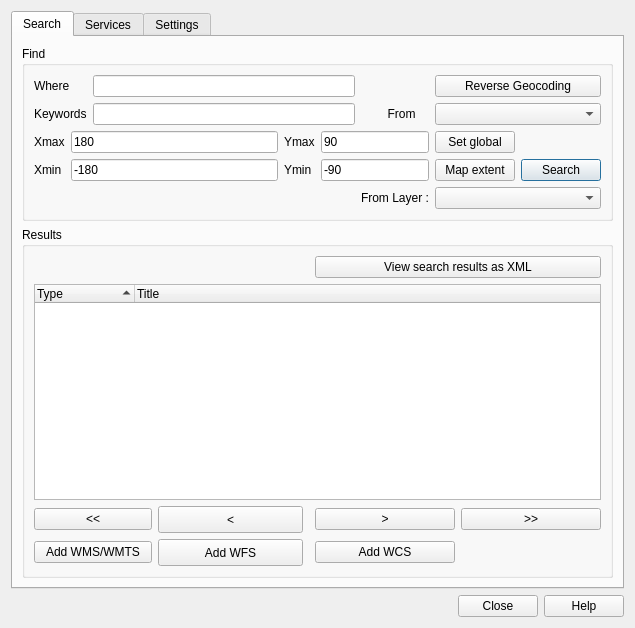
The window that plugin/MetaSearch/ui/maindialog.ui (vesnikos/MetaSearch) describes before a commit, drawn with Qt 5.
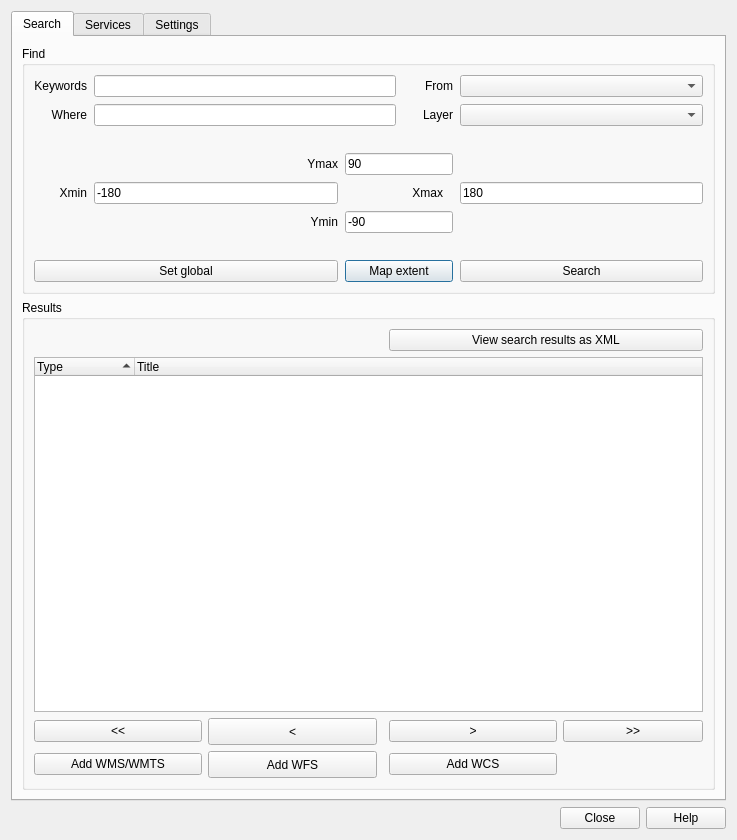
The same window after the commit. The open tabs and pages were chosen to show the change.

What changed in the file:
```diff
--- a/plugin/MetaSearch/ui/maindialog.ui
+++ b/plugin/MetaSearch/ui/maindialog.ui
@@ -6,8 +6,8 @@
    <rect>
     <x>0</x>
     <y>0</y>
-    <width>635</width>
-    <height>628</height>
+    <width>737</width>
+    <height>840</height>
    </rect>
   </property>
   <property name="windowTitle">
@@ -36,97 +36,105 @@
           <string>Find</string>
          </property>
          <layout class="QGridLayout" name="gridLayout_3">
-          <item row="2" column="1">
-           <widget class="QLineEdit" name="leKeywords">
-            <property name="sizePolicy">
-             <sizepolicy hsizetype="Expanding" vsizetype="Fixed">
-              <horstretch>0</horstretch>
-              <verstretch>0</verstretch>
-             </sizepolicy>
-            </property>
-           </widget>
-          </item>
-          <item row="4" column="5">
-           <widget class="QPushButton" name="btnSearch">
-            <property name="text">
-             <string>Search</string>
-            </property>
-           </widget>
-          </item>
-          <item row="0" column="0">
-           <widget class="QLabel" name="label_4">
-            <property name="text">
-             <string>Where</string>
-            </property>
-           </widget>
-          </item>
-          <item row="2" column="3" colspan="3">
-           <widget class="QComboBox" name="cmbConnectionsSearch">
-            <property name="sizePolicy">
-             <sizepolicy hsizetype="Expanding" vsizetype="Fixed">
-              <horstretch>0</horstretch>
-              <verstretch>0</verstretch>
-             </sizepolicy>
-            </property>
-           </widget>
-          </item>
-          <item row="3" column="0" rowspan="2" colspan="3">
+          <item row="9" column="0" rowspan="2" colspan="12">
            <layout class="QGridLayout" name="gridLayout_2">
-            <item row="0" column="0">
+            <property name="spacing">
+             <number>7</number>
+            </property>
+            <item row="1" column="2" colspan="2">
+             <widget class="QLineEdit" name="leWhere">
+              <property name="sizePolicy">
+               <sizepolicy hsizetype="Expanding" vsizetype="Fixed">
+                <horstretch>0</horstretch>
+                <verstretch>0</verstretch>
+               </sizepolicy>
+              </property>
+             </widget>
+            </item>
+            <item row="0" column="2" colspan="2">
+             <widget class="QLineEdit" name="leKeywords">
+              <property name="sizePolicy">
+               <sizepolicy hsizetype="Expanding" vsizetype="Fixed">
+                <horstretch>0</horstretch>
+                <verstretch>0</verstretch>
+               </sizepolicy>
+              </property>
+             </widget>
+            </item>
+            <item row="2" column="0" colspan="5">
+             <spacer name="horizontalSpacer">
+              <property name="orientation">
+               <enum>Qt::Horizontal</enum>
+              </property>
+              <property name="sizeType">
+               <enum>QSizePolicy::MinimumExpanding</enum>
+              </property>
+              <property name="sizeHint" stdset="0">
+               <size>
+                <width>186</width>
+                <height>20</height>
+               </size>
+              </property>
+             </spacer>
+            </item>
+            <item row="7" column="3" colspan="2">
+             <widget class="QPushButton" name="btnCanvasBbox">
+              <property name="text">
+               <string>Map extent</string>
+              </property>
+             </widget>
+            </item>
+            <item row="7" column="0" colspan="3">
+             <widget class="QPushButton" name="btnGlobalBbox">
+              <property name="text">
+               <string>Set global</string>
+              </property>
+             </widget>
+            </item>
+            <item row="6" column="0" colspan="5">
+             <spacer name="horizontalSpacer_2">
+              <property name="orientation">
+               <enum>Qt::Horizontal</enum>
+              </property>
+              <property name="sizeHint" stdset="0">
+               <size>
+                <width>40</width>
+                <height>20</height>
+               </size>
+              </property>
+             </spacer>
+            </item>
+            <item row="1" column="0" colspan="2">
              <widget class="QLabel" name="label_4">
               <property name="text">
-               <string>Xmax</string>
+               <string>Where</string>
               </property>
-             </widget>
-            </item>
-            <item row="0" column="1">
-             <widget class="QLineEdit" name="leEast">
-              <property name="enabled">
-               <bool>true</bool>
+              <property name="alignment">
+               <set>Qt::AlignRight|Qt::AlignTrailing|Qt::AlignVCenter</set>
               </property>
-              <property name="minimumSize">
-               <size>
-                <width>85</width>
-                <height>0</height>
-               </size>
-              </property>
-              <property name="text">
-               <string>180</string>
-              </property>
              </widget>
             </item>
-            <item row="0" column="2">
-             <widget class="QLabel" name="label_7">
-              <property name="text">
-               <string>Ymax</string>
-              </property>
-             </widget>
-            </item>
-            <item row="0" column="3" colspan="2">
-             <widget class="QLineEdit" name="leNorth">
-              <property name="minimumSize">
-               <size>
-                <width>85</width>
-                <height>0</height>
-               </size>
-              </property>
-              <property name="text">
-               <string>90</string>
-              </property>
-             </widget>
-            </item>
-            <item row="1" column="0">
+            <item row="4" column="0" colspan="2">
              <widget class="QLabel" name="label_6">
               <property name="text">
                <string>Xmin</string>
               </property>
+              <property name="alignment">
+               <set>Qt::AlignRight|Qt::AlignTrailing|Qt::AlignVCenter</set>
+              </property>
              </widget>
             </item>
-            <item row="1" column="1">
+            <item row="4" column="2">
              <widget class="QLineEdit" name="leWest">
+              <property name="sizePolicy">
+               <sizepolicy hsizetype="MinimumExpanding" vsizetype="Fixed">
+                <horstretch>0</horstretch>
+                <verstretch>0</verstretch>
+               </sizepolicy>
+              </property>
               <property name="minimumSize">
                <size>
-                <width>85</width>
+                <width>160</width>
                 <height>0</height>
                </size>
               </property>
@@ -135,14 +143,74 @@
               </property>
              </widget>
             </item>
-            <item row="1" column="2">
+            <item row="3" column="2">
+             <widget class="QLabel" name="label_7">
+              <property name="text">
+               <string>Ymax</string>
+              </property>
+              <property name="alignment">
+               <set>Qt::AlignRight|Qt::AlignTrailing|Qt::AlignVCenter</set>
+              </property>
+             </widget>
+            </item>
+            <item row="3" column="3" colspan="2">
+             <widget class="QLineEdit" name="leNorth">
+              <property name="sizePolicy">
+               <sizepolicy hsizetype="MinimumExpanding" vsizetype="Fixed">
+                <horstretch>0</horstretch>
+                <verstretch>0</verstretch>
+               </sizepolicy>
+              </property>
+              <property name="minimumSize">
+               <size>
+                <width>100</width>
+                <height>0</height>
+               </size>
+              </property>
+              <property name="text">
+               <string>90</string>
+              </property>
+             </widget>
+            </item>
+            <item row="4" column="5">
+             <widget class="QLineEdit" name="leEast">
+              <property name="enabled">
+               <bool>true</bool>
+              </property>
+              <property name="sizePolicy">
+               <sizepolicy hsizetype="MinimumExpanding" vsizetype="Fixed">
+                <horstretch>0</horstretch>
+                <verstretch>0</verstretch>
+               </sizepolicy>
+              </property>
+              <property name="minimumSize">
+               <size>
+                <width>160</width>
+                <height>0</height>
+               </size>
+              </property>
+              <property name="maximumSize">
+               <size>
+                <width>16777215</width>
+                <height>16777215</height>
+               </size>
+              </property>
+              <property name="text">
+               <string>180</string>
+              </property>
+             </widget>
+            </item>
+            <item row="5" column="2">
              <widget class="QLabel" name="label_8">
               <property name="text">
                <string>Ymin</string>
               </property>
+              <property name="alignment">
+               <set>Qt::AlignRight|Qt::AlignTrailing|Qt::AlignVCenter</set>
+              </property>
              </widget>
             </item>
-            <item row="1" column="3" colspan="2">
+            <item row="5" column="3" colspan="2">
              <widget class="QLineEdit" name="leSouth">
               <property name="minimumSize">
                <size>
@@ -155,82 +223,102 @@
               </property>
              </widget>
             </item>
+            <item row="0" column="0" colspan="2">
+             <widget class="QLabel" name="label_3">
+              <property name="sizePolicy">
+               <sizepolicy hsizetype="Expanding" vsizetype="Preferred">
+                <horstretch>0</horstretch>
+                <verstretch>0</verstretch>
+               </sizepolicy>
+              </property>
+              <property name="text">
+               <string>Keywords</string>
+              </property>
+              <property name="alignment">
+               <set>Qt::AlignRight|Qt::AlignTrailing|Qt::AlignVCenter</set>
+              </property>
+             </widget>
+            </item>
+            <item row="1" column="4">
+             <widget class="QLabel" name="label_9">
+              <property name="text">
+               <string>Layer</string>
+              </property>
+              <property name="alignment">
+               <set>Qt::AlignRight|Qt::AlignTrailing|Qt::AlignVCenter</set>
+              </property>
+             </widget>
+            </item>
+            <item row="0" column="4">
+             <widget class="QLabel" name="label">
+              <property name="text">
+               <string>From</string>
+              </property>
+              <property name="alignment">
+               <set>Qt::AlignRight|Qt::AlignTrailing|Qt::AlignVCenter</set>
+              </property>
+             </widget>
+            </item>
+            <item row="0" column="5">
+             <widget class="QComboBox" name="cmbConnectionsSearch">
+              <property name="sizePolicy">
+               <sizepolicy hsizetype="Expanding" vsizetype="Preferred">
+                <horstretch>0</horstretch>
+                <verstretch>0</verstretch>
+               </sizepolicy>
+              </property>
+              <property name="minimumSize">
+               <size>
+                <width>0</width>
+                <height>0</height>
+               </size>
+              </property>
+             </widget>
+            </item>
+            <item row="1" column="5">
+             <widget class="QComboBox" name="cmbLayerList">
+              <property name="enabled">
+               <bool>true</bool>
+              </property>
+              <property name="sizePolicy">
+               <sizepolicy hsizetype="Preferred" vsizetype="Fixed">
+                <horstretch>0</horstretch>
+                <verstretch>0</verstretch>
+               </sizepolicy>
+              </property>
+              <property name="maxCount">
+               <number>2147483647</number>
+              </property>
+             </widget>
+            </item>
+            <item row="4" column="4">
+             <widget class="QLabel" name="label_4">
+              <property name="text">
+               <string>Xmax   </string>
+              </property>
+              <property name="textFormat">
+               <enum>Qt::AutoText</enum>
+              </property>
+              <property name="alignment">
+               <set>Qt::AlignRight|Qt::AlignTrailing|Qt::AlignVCenter</set>
+              </property>
+             </widget>
+            </item>
+            <item row="7" column="5">
+             <widget class="QPushButton" name="btnSearch">
+              <property name="sizePolicy">
+               <sizepolicy hsizetype="Expanding" vsizetype="Fixed">
+                <horstretch>0</horstretch>
+                <verstretch>0</verstretch>
+               </sizepolicy>
+              </property>
+              <property name="text">
+               <string>Search</string>
+              </property>
+             </widget>
+            </item>
            </layout>
           </item>
-          <item row="3" column="3" colspan="2">
-           <widget class="QPushButton" name="btnGlobalBbox">
-            <property name="text">
-             <string>Set global</string>
-            </property>
-           </widget>
-          </item>
-          <item row="2" column="2">
-           <widget class="QLabel" name="label">
-            <property name="text">
-             <string>        From</string>
-            </property>
-           </widget>
-          </item>
-          <item row="2" column="0">
-           <widget class="QLabel" name="label_3">
-            <property name="text">
-             <string>Keywords</string>
-            </property>
-           </widget>
-          </item>
-          <item row="0" column="1">
-           <widget class="QLineEdit" name="leWhere">
-            <property name="sizePolicy">
-             <sizepolicy hsizetype="Expanding" vsizetype="Fixed">
-              <horstretch>0</horstretch>
-              <verstretch>0</verstretch>
-             </sizepolicy>
-            </property>
-           </widget>
-          </item>
-          <item row="4" column="3" colspan="2">
-           <widget class="QPushButton" name="btnCanvasBbox">
-            <property name="text">
-             <string>Map extent</string>
-            </property>
-           </widget>
-          </item>
-          <item row="5" column="3" colspan="3">
-           <widget class="QComboBox" name="cmbLayerList">
-            <property name="enabled">
-             <bool>true</bool>
-            </property>
-            <property name="sizePolicy">
-             <sizepolicy hsizetype="Expanding" vsizetype="Fixed">
-              <horstretch>0</horstretch>
-              <verstretch>0</verstretch>
-             </sizepolicy>
-            </property>
-            <property name="maxCount">
-             <number>2147483647</number>
-            </property>
-           </widget>
-          </item>
-          <item row="5" column="2">
-           <widget class="QLabel" name="label_9">
-            <property name="text">
-             <string>From Layer :</string>
-            </property>
-           </widget>
-          </item>
-          <item row="0" column="3" colspan="3">
-           <widget class="QPushButton" name="btnRGeocodeBbox">
-            <property name="text">
-             <string>Reverse Geocoding</string>
-            </property>
-            <property name="default">
-             <bool>false</bool>
-            </property>
-            <property name="flat">
-             <bool>false</bool>
-            </property>
-           </widget>
-          </item>
          </layout>
         </widget>
        </item>
@@ -246,44 +334,6 @@
           <string>Results</string>
          </property>
          <layout class="QGridLayout" name="gridLayout_5">
-          <item row="1" column="0" colspan="5">
-           <widget class="QTreeWidget" name="treeRecords">
-            <property name="toolTip">
-             <string>Double click to see full record information</string>
-            </property>
-            <property name="editTriggers">
-             <set>QAbstractItemView::NoEditTriggers</set>
-            </property>
-            <property name="alternatingRowColors">
-             <bool>true</bool>
-            </property>
-            <property name="rootIsDecorated">
-             <bool>false</bool>
-            </property>
-            <property name="itemsExpandable">
-             <bool>false</bool>
-            </property>
-            <property name="sortingEnabled">
-             <bool>true</bool>
-            </property>
-            <property name="allColumnsShowFocus">
-             <bool>true</bool>
-            </property>
-            <attribute name="headerStretchLastSection">
-             <bool>true</bool>
-            </attribute>
-            <column>
-             <property name="text">
-              <string>Type</string>
-             </property>
-            </column>
-            <column>
-             <property name="text">
-              <string>Title</string>
-             </property>
-            </column>
-           </widget>
-          </item>
           <item row="0" column="0" colspan="3">
            <widget class="QLabel" name="lblResults">
             <property name="text">
@@ -389,6 +439,44 @@
             </property>
            </widget>
           </item>
+          <item row="1" column="0" colspan="5">
+           <widget class="QTreeWidget" name="treeRecords">
+            <property name="toolTip">
+             <string>Double click to see full record information</string>
+            </property>
+            <property name="editTriggers">
+             <set>QAbstractItemView::NoEditTriggers</set>
+            </property>
+            <property name="alternatingRowColors">
+             <bool>true</bool>
+            </property>
+            <property name="rootIsDecorated">
+             <bool>false</bool>
+            </property>
+            <property name="itemsExpandable">
+             <bool>false</bool>
+            </property>
+            <property name="sortingEnabled">
+             <bool>true</bool>
+            </property>
+            <property name="allColumnsShowFocus">
+             <bool>true</bool>
+            </property>
+            <attribute name="headerStretchLastSection">
+             <bool>true</bool>
+            </attribute>
+            <column>
+             <property name="text">
+              <string>Type</string>
+             </property>
+            </column>
+            <column>
+             <property name="text">
+              <string>Title</string>
+             </property>
+            </column>
+           </widget>
+          </item>
          </layout>
         </widget>
        </item>
```
Left out of the diff: 2 changed lines with no effect on the pictures.
